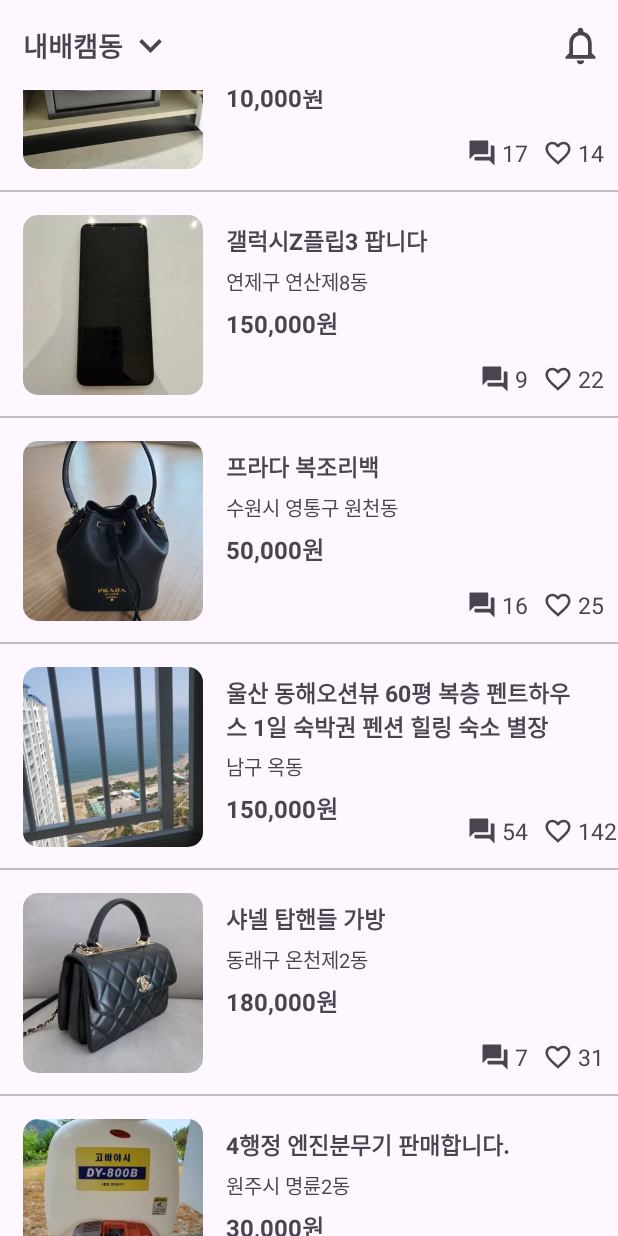
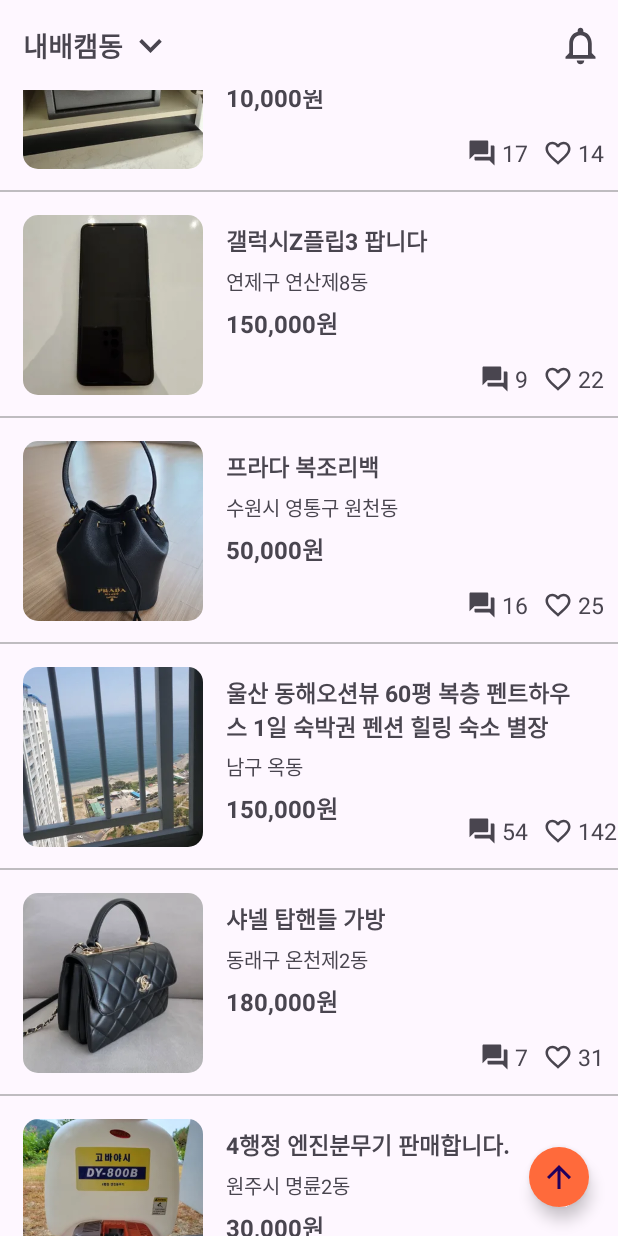
Before and after one commit to YoungjeongChoi/AppleMarket, an Android app: the screen it shows after launch (MainActivity), scrolled down 534 dp, on a phone screen of 412 x 824 dp. Run offline under Robolectric (Android 15) with nearby library versions, the phone set to English and light mode, and no system bars; libraries missing offline, so code that uses them is left out: org.apache.poi.

Commit message:
Design : floating btn

```diff
--- a/app/src/main/java/com/example/applemarket/ItemAdapter.kt
+++ b/app/src/main/java/com/example/applemarket/ItemAdapter.kt
@@ -12,6 +12,7 @@ class ItemAdapter(val items: MutableList<Items>) : RecyclerView.Adapter<ItemAdap
 
     interface ItemClick {
         fun onClick(view: View, position: Int)
+
     }
 
     var itemClick : ItemClick? = null
--- a/app/src/main/java/com/example/applemarket/MainActivity.kt
+++ b/app/src/main/java/com/example/applemarket/MainActivity.kt
@@ -12,8 +12,11 @@ import android.os.Build
 import androidx.appcompat.app.AppCompatActivity
 import android.os.Bundle
 import android.view.View
+import android.view.animation.AnimationUtils
+import android.view.animation.TranslateAnimation
 import androidx.activity.OnBackPressedCallback
 import androidx.core.app.NotificationCompat
+import androidx.core.view.isVisible
 import androidx.recyclerview.widget.LinearLayoutManager
 import com.example.applemarket.databinding.ActivityMainBinding
 
@@ -85,6 +88,8 @@ class MainActivity : AppCompatActivity() {
                 }
                 startActivity(intent)
             }
+
+
         }
 
 
@@ -107,6 +112,24 @@ class MainActivity : AppCompatActivity() {
         binding.ibMainNoti.setOnClickListener {
             notification()
         }
+
+        binding.rvMainList.setOnScrollChangeListener { view, scrollX, scrollY, oldScrollX, oldScrollY ->
+            val fadeIn = AnimationUtils.loadAnimation(applicationContext, R.anim.fade_in)
+            val fadeOut = AnimationUtils.loadAnimation(applicationContext, R.anim.fade_out)
+            if (scrollY > oldScrollY) {
+                binding.fabMainTop.startAnimation(fadeIn)
+                binding.fabMainTop.isVisible = true
+            }
+            if (binding.rvMainList.canScrollVertically(-1).not()) {
+                binding.fabMainTop.startAnimation(fadeOut)
+                binding.fabMainTop.isVisible = false
+            }
+        }
+
+        binding.fabMainTop.setOnClickListener {
+            binding.rvMainList.smoothScrollToPosition(0)
+        }
+
 
 
     }
--- /dev/null
+++ b/app/src/main/res/anim/fade_in.xml
@@ -0,0 +1,7 @@
+<?xml version="1.0" encoding="utf-8"?>
+<set xmlns:android="http://schemas.android.com/apk/res/android">
+
+    <set android:duration="5000"/>
+    <alpha android:fromAlpha="0" android:toAlpha="100"/>
+
+</set>
--- /dev/null
+++ b/app/src/main/res/anim/fade_out.xml
@@ -0,0 +1,7 @@
+<?xml version="1.0" encoding="utf-8"?>
+<set xmlns:android="http://schemas.android.com/apk/res/android">
+
+    <set android:duration="5000"/>
+    <alpha android:fromAlpha="100" android:toAlpha="0"/>
+
+</set>
--- /dev/null
+++ b/app/src/main/res/drawable/baseline_arrow_upward_24.xml
@@ -0,0 +1,5 @@
+<vector android:height="24dp" android:tint="#FFFFFF"
+    android:viewportHeight="24" android:viewportWidth="24"
+    android:width="24dp" xmlns:android="http://schemas.android.com/apk/res/android">
+    <path android:fillColor="@android:color/white" android:pathData="M4,12l1.41,1.41L11,7.83V20h2V7.83l5.58,5.59L20,12l-8,-8 -8,8z"/>
+</vector>
--- a/app/src/main/res/layout/activity_main.xml
+++ b/app/src/main/res/layout/activity_main.xml
@@ -97,9 +97,24 @@
         </androidx.recyclerview.widget.RecyclerView>
 
 
-
     </LinearLayout>
 
+    <com.google.android.material.floatingactionbutton.FloatingActionButton
+        android:id="@+id/fab_main_top"
+        android:layout_width="wrap_content"
+        android:layout_height="wrap_content"
+        android:layout_marginEnd="15dp"
+        android:layout_marginBottom="15dp"
+        android:elevation="10dp"
+        android:backgroundTint="@color/orange"
+        app:rippleColor="@color/orange_gray"
+        app:shapeAppearanceOverlay="@style/ShapeAppearance.Material3.Corner.Full"
+        android:src="@drawable/baseline_arrow_upward_24"
+        app:fabCustomSize="40dp"
+        android:visibility="invisible"
 
+        app:layout_constraintEnd_toEndOf="parent"
+        app:layout_constraintBottom_toBottomOf="parent"
+        />
 
 </androidx.constraintlayout.widget.ConstraintLayout>
```
